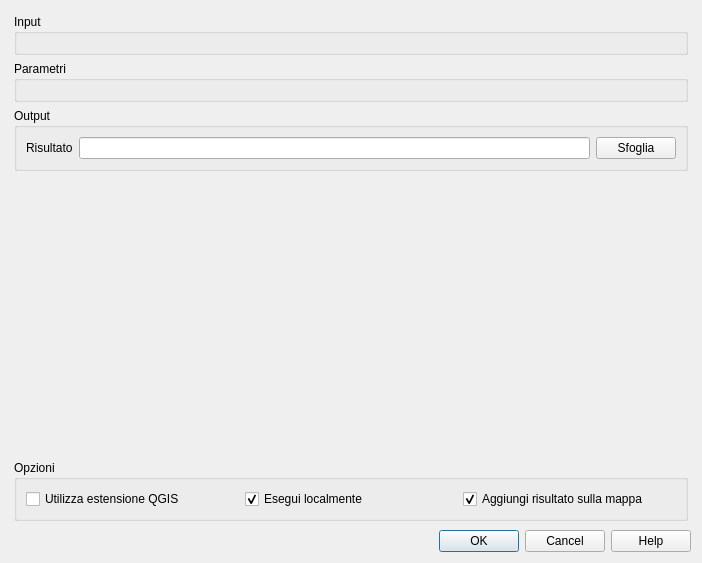
The window that ui/base.ui (ProvinciaAutonomaTrento/STEM) describes before a commit, drawn with Qt 5.
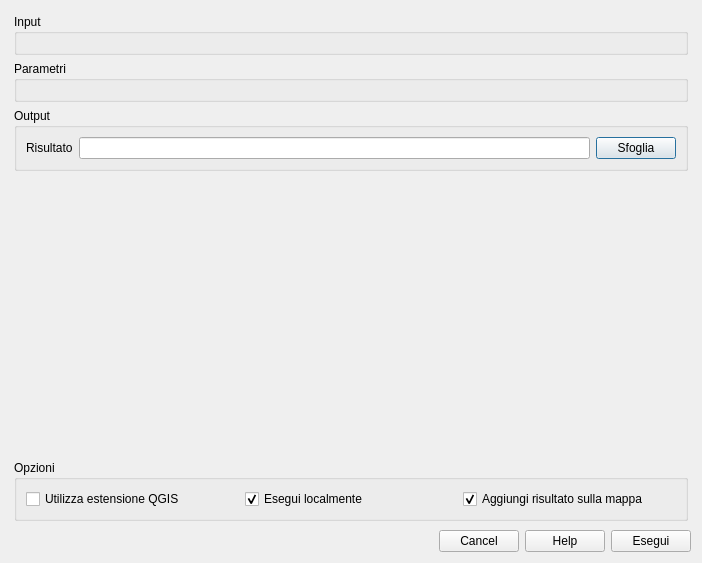
The same window after the commit.

Commit message: move to base dialog the check for overwriting files, use run button instead of accept default button for dialog: this prevent the closing of the dialog if the user chooses not to overwrite the file

```diff
--- a/ui/base.ui
+++ b/ui/base.ui
@@ -14,7 +14,7 @@
    <string>STEM</string>
   </property>
   <layout class="QGridLayout" name="gridLayout">
-   <item row="0" column="0">
+   <item row="0" column="0" colspan="2">
     <widget class="QScrollArea" name="scrollArea">
      <property name="frameShape">
       <enum>QFrame::NoFrame</enum>
@@ -39,8 +39,8 @@
         <number>6</number>
        </property>
        <item row="0" column="0">
-        <layout class="QVBoxLayout" name="verticalLayout">
-         <item>
+        <layout class="QGridLayout" name="gridLayout_9">
+         <item row="0" column="0">
           <widget class="QGroupBox" name="groupBox_3">
            <property name="title">
             <string>Input</string>
@@ -64,7 +64,7 @@
            </layout>
           </widget>
          </item>
-         <item>
+         <item row="2" column="0">
           <widget class="QGroupBox" name="groupBox_4">
            <property name="title">
             <string>Output</string>
@@ -101,7 +101,7 @@
            </layout>
           </widget>
          </item>
-         <item>
+         <item row="3" column="0">
           <spacer name="verticalSpacer">
            <property name="orientation">
             <enum>Qt::Vertical</enum>
@@ -185,7 +185,14 @@
       <enum>Qt::Horizontal</enum>
      </property>
      <property name="standardButtons">
-      <set>QDialogButtonBox::Cancel|QDialogButtonBox::Help|QDialogButtonBox::Ok</set>
+      <set>QDialogButtonBox::Cancel|QDialogButtonBox::Help</set>
+     </property>
+    </widget>
+   </item>
+   <item row="1" column="1">
+    <widget class="QPushButton" name="runButton">
+     <property name="text">
+      <string>Esegui</string>
      </property>
     </widget>
    </item>
```
Left out of the diff: 4 changed lines with no effect on the pictures. The commit also changes 24 other files.
